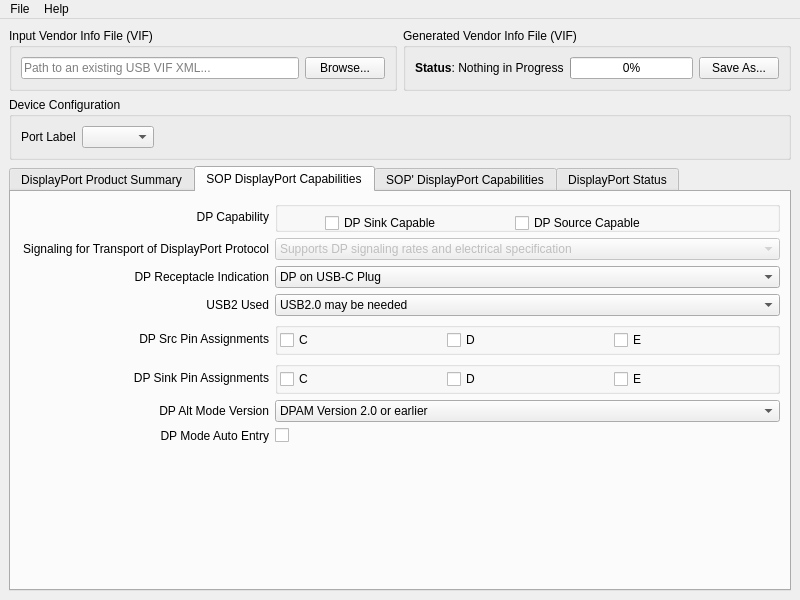
First picture: the form in dpamvifgenerator/uifiles/mainwindow.ui, repository ssmith-vtm/dpam-vif-generator, before the edit.
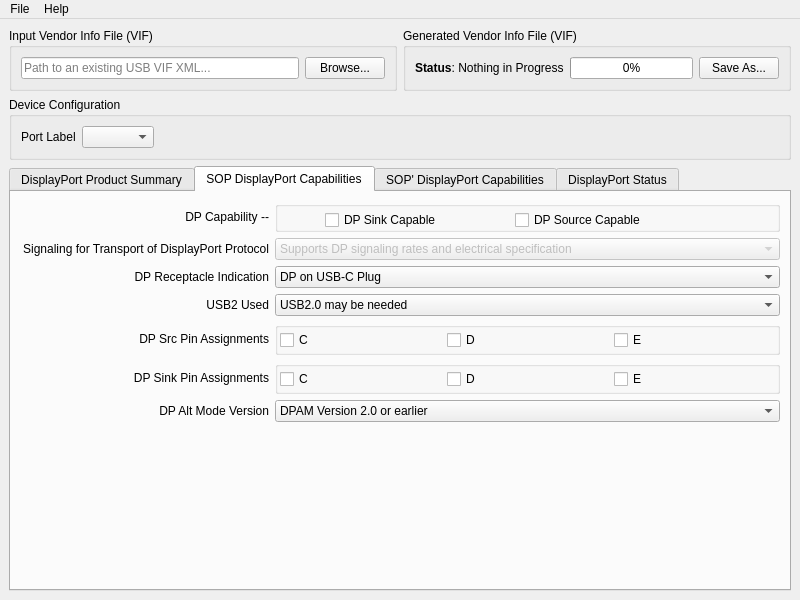
Second picture: the form after the edit. The open tabs and pages were chosen to show the change.

Commit message: Fixed DPAM VIF generation issue for products with no ports (Cable, etc.)

What changed in the file:
```diff
--- a/dpamvifgenerator/uifiles/mainwindow.ui
+++ b/dpamvifgenerator/uifiles/mainwindow.ui
@@ -479,7 +479,7 @@
             </property>
            </widget>
           </item>
-          <item row="7" column="0">
+          <!-- <item row="7" column="0">
            <widget class="QLabel" name="DP_Mode_Auto_Entry_label">
             <property name="toolTip">
              <string>&lt;html&gt;&lt;head/&gt;&lt;body&gt;&lt;p&gt;This field is specific for a DFP (DP Source) in which it will automatically enter DP Alt Mode. This field is not set for a UFP (DP Sink) as the DP Alt Mode sequence would be initiated by the DFP port partner. &lt;/p&gt;&lt;/body&gt;&lt;/html&gt;</string>
@@ -501,14 +501,14 @@
              <string/>
             </property>
            </widget>
-          </item>
+          </item> -->
           <item row="0" column="0">
            <widget class="QLabel" name="DP_Capability_label">
             <property name="toolTip">
              <string>&lt;html&gt;&lt;head/&gt;&lt;body&gt;&lt;p&gt;This field will correspond to the capabilities of the DisplayPort product. DP Sink is used for end-products such as monitors, docks, etc. DP Sources is used for end-products such as Notebooks, Cell Phones, etc. DP Source &amp;amp; Sink is used for end-products such as bi-directional USB Type-C to DP cables, docks, etc.&lt;/p&gt;&lt;/body&gt;&lt;/html&gt;</string>
             </property>
             <property name="text">
-             <string>DP Capability</string>
+             <string>DP Capability --</string>
             </property>
             <property name="alignment">
              <set>Qt::AlignRight|Qt::AlignTrailing|Qt::AlignVCenter</set>
@@ -581,7 +581,7 @@
                <x>50</x>
                <y>10</y>
                <width>139</width>
-               <height>24</height>
+               <height>18</height>
               </rect>
              </property>
              <property name="text">
@@ -594,7 +594,7 @@
                <x>240</x>
                <y>10</y>
                <width>171</width>
-               <height>24</height>
+               <height>18</height>
               </rect>
              </property>
              <property name="text">
```
Left out of the diff: 8 changed lines with no effect on the pictures. The commit also changes 2 other files.
